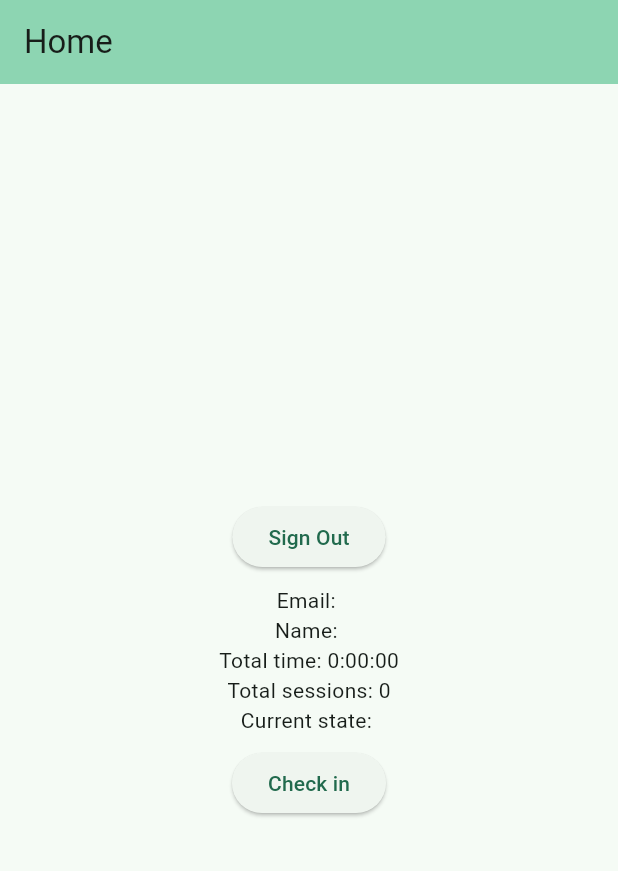
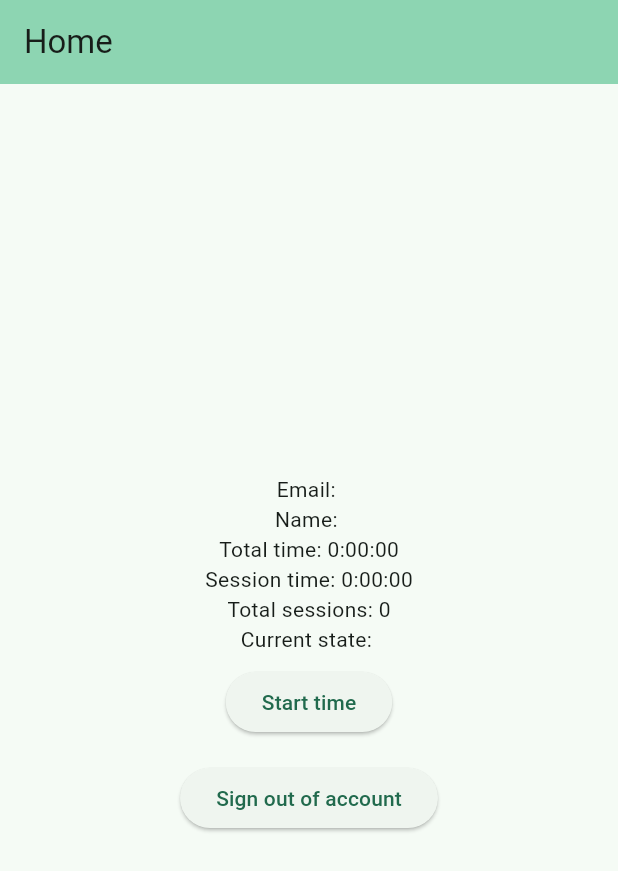
Before and after one commit to tails618/8096-attendance-client, a Flutter app: the screen it shows once a user with an empty profile is signed in, on a phone screen of 412 x 824 dp. Shown: the top 871 px of the screen. Run offline on Flutter 3.47's test engine with Material 3 defaults, Android fonts, the phone set to English and light mode, and no system bars; our stand-ins replace firebase_auth, firebase_core, firebase_database; missing offline and left inert: dart:html; accounts and stored records are empty; network calls fail; statements that could not run were skipped.

Commit message:
Made UI clearer, added live session timer

```diff
--- a/lib/home_page.dart
+++ b/lib/home_page.dart
@@ -20,7 +20,7 @@
   int latestTimeOut = 0;
   int totalTimeMilliseconds = 0;
   String totalTime = '';
-  int liveTotalTimeMilliseconds = 0;
+  String sessionTime = '';
   int totalSessions = 0;
 
   Timer? timer;
@@ -51,18 +51,19 @@
               ],
             ),
             child: Column(children: <Widget>[
-              Padding(
-                  padding: const EdgeInsets.all(8.0),
-                  child: SignOutButton(context: context)),
               Text('Email: ${auth.currentUser?.email}'),
               Text('Name: ${auth.currentUser?.displayName}'),
               Text('Total time: $totalTime'),
+              Text('Session time: $sessionTime'),
               Text('Total sessions: $totalSessions'),
               Text('Current state: $userState'),
               Padding(
                 padding: const EdgeInsets.all(8.0),
                 child: toggleButton(context),
               ),
+              Padding(
+                  padding: const EdgeInsets.all(8.0),
+                  child: SignOutButton(context: context)),
             ]),
           ),
         ],
@@ -81,16 +82,22 @@
     Timer timer = Timer.periodic(const Duration(seconds: 1), (_) {
       setState(() {
         if (userState == 'in') {
-          liveTotalTimeMilliseconds = DateTime.now().millisecondsSinceEpoch -
-              latestTimeIn +
-              totalTimeMilliseconds;
+          int liveSessionTimeMilliseconds =
+              DateTime.now().millisecondsSinceEpoch - latestTimeIn;
+          int liveTotalTimeMilliseconds =
+              liveSessionTimeMilliseconds + totalTimeMilliseconds;
+          Duration liveSessionTimeDuration =
+              Duration(milliseconds: liveSessionTimeMilliseconds);
           Duration liveTotalTimeDuration =
               Duration(milliseconds: liveTotalTimeMilliseconds);
           totalTime =
               '${liveTotalTimeDuration.inHours}:${liveTotalTimeDuration.inMinutes.remainder(60).toString().padLeft(2, '0')}:${liveTotalTimeDuration.inSeconds.remainder(60).toString().padLeft(2, '0')}';
+          sessionTime =
+              '${liveSessionTimeDuration.inHours}:${liveSessionTimeDuration.inMinutes.remainder(60).toString().padLeft(2, '0')}:${liveSessionTimeDuration.inSeconds.remainder(60).toString().padLeft(2, '0')}';
         } else {
           totalTime =
               '${Duration(milliseconds: totalTimeMilliseconds).inHours}:${Duration(milliseconds: totalTimeMilliseconds).inMinutes.remainder(60).toString().padLeft(2, '0')}:${Duration(milliseconds: totalTimeMilliseconds).inSeconds.remainder(60).toString().padLeft(2, '0')}';
+          sessionTime = '0:00:00';
         }
       });
     });
@@ -205,7 +212,7 @@
           }
         }
       },
-      child: Text(userState == 'in' ? 'Check out' : 'Check in'),
+      child: Text(userState == 'in' ? 'Stop time' : 'Start time'),
     );
   }
 
```
Also changed, not shown: lib/auth.dart (+26 -6 lines).
